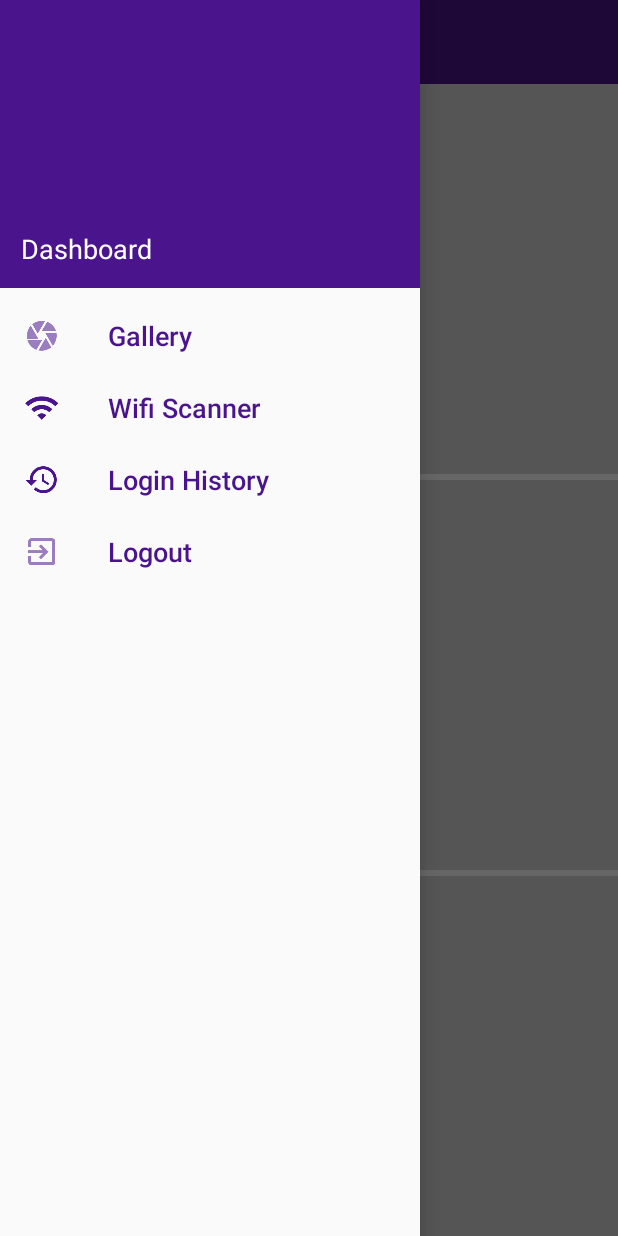
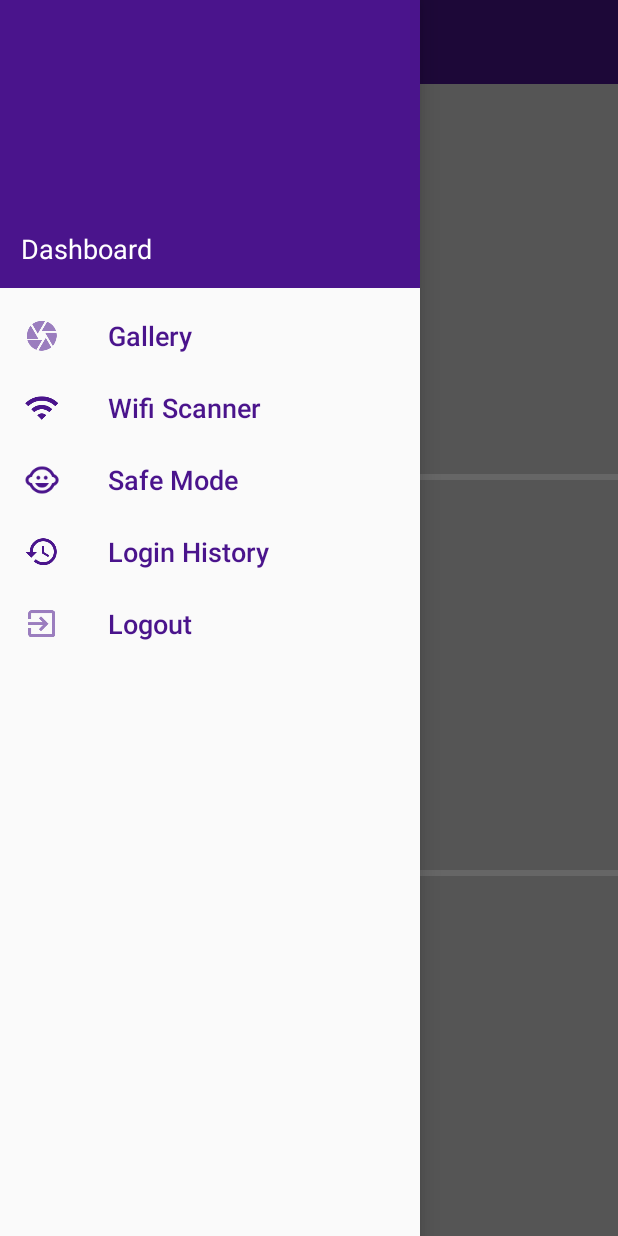
Before and after one commit to cymon1997/SimpleGallery, an Android app: the MainActivity screen opened directly, with no data from a screen before it, with the side drawer open, on a phone screen of 412 x 824 dp. Run offline under Robolectric (Android 15) with nearby library versions, the light colour scheme and no system bars; our stand-ins replace Firebase (no records; nobody signed in at launch, a user with empty details on screens opened directly), Picasso; pictures from the network do not load; 1 statement that could not run was skipped.

Commit message:
added working safe mode

```diff
--- a/app/src/main/java/id/ac/ui/cs/mobileprogramming/ajiimawanomi/simplegallery/MainActivity.java
+++ b/app/src/main/java/id/ac/ui/cs/mobileprogramming/ajiimawanomi/simplegallery/MainActivity.java
@@ -27,6 +27,7 @@ import id.ac.ui.cs.mobileprogramming.ajiimawanomi.simplegallery.core.AuthViewMod
 import id.ac.ui.cs.mobileprogramming.ajiimawanomi.simplegallery.data.BaseResponse;
 import id.ac.ui.cs.mobileprogramming.ajiimawanomi.simplegallery.fragment.GalleryFragment;
 import id.ac.ui.cs.mobileprogramming.ajiimawanomi.simplegallery.fragment.LoginHistoryFragment;
+import id.ac.ui.cs.mobileprogramming.ajiimawanomi.simplegallery.fragment.SafeModeFragment;
 import id.ac.ui.cs.mobileprogramming.ajiimawanomi.simplegallery.fragment.WifiFragment;
 
 public class MainActivity extends AppCompatActivity {
@@ -34,6 +35,7 @@ public class MainActivity extends AppCompatActivity {
     private int state;
     private GalleryFragment galleryFragment;
     private WifiFragment wifiFragment;
+    private SafeModeFragment safeModeFragment;
     private LoginHistoryFragment historyFragment;
     private DrawerLayout drawer;
     private AuthViewModel authViewModel;
@@ -108,6 +110,10 @@ public class MainActivity extends AppCompatActivity {
                         setFragment(historyFragment);
                         state = 2;
                         break;
+                    case R.id.drawer_safe_mode:
+                        setFragment(safeModeFragment);
+                        state = 3;
+                        break;
                     case R.id.drawer_logout:
                         logout();
                         break;
@@ -148,6 +154,9 @@ public class MainActivity extends AppCompatActivity {
         if (wifiFragment == null) {
             wifiFragment = new WifiFragment();
         }
+        if (safeModeFragment == null) {
+            safeModeFragment = new SafeModeFragment();
+        }
         if (historyFragment == null) {
             historyFragment = new LoginHistoryFragment();
         }
--- a/app/src/main/java/id/ac/ui/cs/mobileprogramming/ajiimawanomi/simplegallery/common/Constant.java
+++ b/app/src/main/java/id/ac/ui/cs/mobileprogramming/ajiimawanomi/simplegallery/common/Constant.java
@@ -33,4 +33,7 @@ public abstract class Constant {
     public static final String SHARED_PREFERENCES_USERDATA = "USER";
     public static final String SHARED_PREFERENCES_USERDATA_UID = "USER_UID";
     public static final String SHARED_PREFERENCES_USERDATA_EMAIL = "USER_EMAIL";
+
+    public static final String SHARED_PREFERENCES_SAFE_MODE = "SAFE_MODE";
+    public static final String SHARED_PREFERENCES_SAFE_MODE_STATUS = "SAFE_MODE_STATUS";
 }
--- a/app/src/main/java/id/ac/ui/cs/mobileprogramming/ajiimawanomi/simplegallery/common/Router.java
+++ b/app/src/main/java/id/ac/ui/cs/mobileprogramming/ajiimawanomi/simplegallery/common/Router.java
@@ -10,6 +10,8 @@ import id.ac.ui.cs.mobileprogramming.ajiimawanomi.simplegallery.LoginActivity;
 import id.ac.ui.cs.mobileprogramming.ajiimawanomi.simplegallery.MainActivity;
 import id.ac.ui.cs.mobileprogramming.ajiimawanomi.simplegallery.RegisterActivity;
 import id.ac.ui.cs.mobileprogramming.ajiimawanomi.simplegallery.TestActivity;
+
+import static android.content.Context.MODE_PRIVATE;
 
 public abstract class Router {
 
@@ -43,8 +45,28 @@ public abstract class Router {
     }
 
     public static void clearData(Activity activity) {
-        SharedPreferences.Editor editor = activity.getSharedPreferences(Constant.SHARED_PREFERENCES_USERDATA, Context.MODE_PRIVATE).edit();
-        editor.clear();
+        SharedPreferences.Editor auth = activity.getSharedPreferences(Constant.SHARED_PREFERENCES_USERDATA, Context.MODE_PRIVATE).edit();
+        auth.clear();
+        auth.apply();
+        SharedPreferences.Editor setting = activity.getSharedPreferences(Constant.SHARED_PREFERENCES_SAFE_MODE, Context.MODE_PRIVATE).edit();
+        setting.clear();
+        setting.apply();
+    }
+
+    public static void safeModeActivate(Context context) {
+        SharedPreferences.Editor editor = context.getSharedPreferences(Constant.SHARED_PREFERENCES_SAFE_MODE, Context.MODE_PRIVATE).edit();
+        editor.putBoolean(Constant.SHARED_PREFERENCES_SAFE_MODE_STATUS, true);
         editor.apply();
     }
+
+    public static void safeModeDeactivate(Context context) {
+        SharedPreferences.Editor editor = context.getSharedPreferences(Constant.SHARED_PREFERENCES_SAFE_MODE, Context.MODE_PRIVATE).edit();
+        editor.putBoolean(Constant.SHARED_PREFERENCES_SAFE_MODE_STATUS, false);
+        editor.apply();
+    }
+
+    public static boolean safeModeStatus(Context context) {
+        SharedPreferences preferences = context.getSharedPreferences(Constant.SHARED_PREFERENCES_SAFE_MODE, MODE_PRIVATE);
+        return preferences.getBoolean(Constant.SHARED_PREFERENCES_SAFE_MODE_STATUS, false);
+    }
 }
--- a/app/src/main/java/id/ac/ui/cs/mobileprogramming/ajiimawanomi/simplegallery/fragment/WifiFragment.java
+++ b/app/src/main/java/id/ac/ui/cs/mobileprogramming/ajiimawanomi/simplegallery/fragment/WifiFragment.java
@@ -56,7 +56,7 @@ public class WifiFragment extends Fragment {
         };
 
         if (!wifiManager.isWifiEnabled()) {
-            Toast.makeText(getContext(), "WIFI NOT ENABLED!", Toast.LENGTH_SHORT).show();
+            Toast.makeText(getContext(), getContext().getResources().getString(R.string.wifi_enable), Toast.LENGTH_SHORT).show();
             wifiManager.setWifiEnabled(true);
         }
 
--- a/app/src/main/res/menu/menu_drawer.xml
+++ b/app/src/main/res/menu/menu_drawer.xml
@@ -10,6 +10,10 @@
             android:icon="@drawable/ic_action_wifi"
             android:title="@string/drawer_wifi" />
         <item
+            android:id="@+id/drawer_safe_mode"
+            android:icon="@drawable/ic_action_save_mode"
+            android:title="@string/drawer_safe_mode"/>
+        <item
             android:id="@+id/drawer_history"
             android:icon="@drawable/ic_action_history"
             android:title="@string/drawer_history"/>
--- a/app/src/main/res/values/strings.xml
+++ b/app/src/main/res/values/strings.xml
@@ -16,13 +16,21 @@
     <string name="drawer_title">Dashboard</string>
     <string name="drawer_gallery">Gallery</string>
     <string name="drawer_wifi">Wifi Scanner</string>
+    <string name="drawer_safe_mode">Safe Mode</string>
     <string name="drawer_history">Login History</string>
     <string name="drawer_logout">Logout</string>
 
+    <string name="wifi_enable">Enabling WiFi&#8230;</string>
     <string name="wifi_signal_good">Fair</string>
     <string name="wifi_signal_weak">Weak</string>
 
+    <string name="safe_activate">Activate</string>
+    <string name="safe_deactivate">Deactivate</string>
+
+    <string name="prompt_safe_activate">Activating safe mode&#8230;</string>
+    <string name="prompt_safe_deactivate">Deactivating safe mode&#8230;</string>
     <string name="prompt_field_empty">Please fill with valid data!</string>
+    <string name="prompt_blocked_ssid">Unauthorized WiFi! Disconnecting&#8230;</string>
 
     <string name="error_unknown">Unknown Error! Please try again!</string>
     <string name="error_not_registered">Please register your account first!</string>
```
Also changed, not shown: app/src/main/java/id/ac/ui/cs/mobileprogramming/ajiimawanomi/simplegallery/common/Util.java (+14 -0 lines), app/src/main/java/id/ac/ui/cs/mobileprogramming/ajiimawanomi/simplegallery/core/SafeModeViewModel.java (added, +77 -0 lines), app/src/main/java/id/ac/ui/cs/mobileprogramming/ajiimawanomi/simplegallery/fragment/SafeModeFragment.java (added, +89 -0 lines), app/src/main/res/layout/fragment_safe_mode.xml (added, +32 -0 lines), app/src/main/res/drawable-hdpi/ic_action_save_mode.png (added), app/src/main/res/drawable-hdpi/ic_logo_safe_mode.png (added), app/src/main/res/drawable-mdpi/ic_action_save_mode.png (added), app/src/main/res/drawable-mdpi/ic_logo_safe_mode.png (added), app/src/main/res/drawable-xhdpi/ic_action_save_mode.png (added), app/src/main/res/drawable-xhdpi/ic_logo_safe_mode.png (added), app/src/main/res/drawable-xxhdpi/ic_action_save_mode.png (added), app/src/main/res/drawable-xxhdpi/ic_logo_safe_mode.png (added), app/src/main/res/drawable-xxxhdpi/ic_action_save_mode.png (added), app/src/main/res/drawable-xxxhdpi/ic_logo_safe_mode.png (added), 1 other file.
